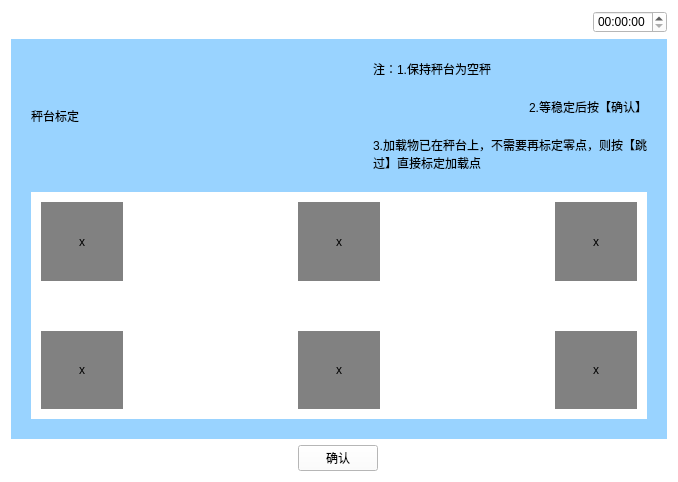
Above: WeighSensor/biaoding.ui from xsw258x2s5w8/WeightSensor before the change. Below: the same form after it.
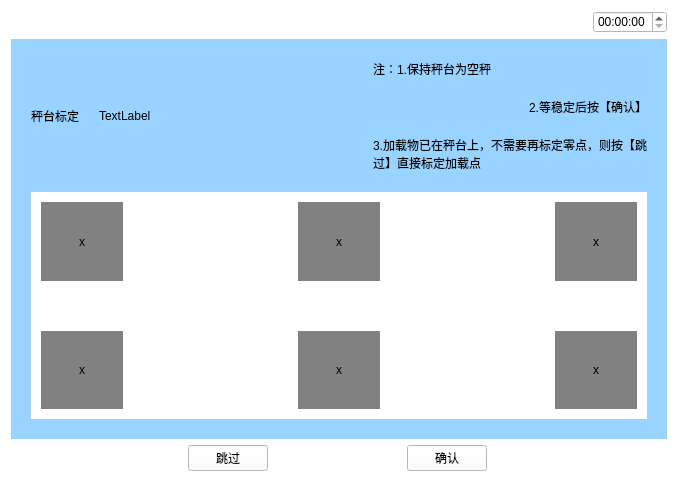
That is the form after the change. Icons and pictures are not drawn.

What changed in the file:
```diff
--- a/WeighSensor/biaoding.ui
+++ b/WeighSensor/biaoding.ui
@@ -123,6 +123,13 @@
           </property>
          </widget>
         </item>
+        <item>
+         <widget class="QLabel" name="label_steedy">
+          <property name="text">
+           <string>TextLabel</string>
+          </property>
+         </widget>
+        </item>
         <item>
          <spacer name="horizontalSpacer">
           <property name="orientation">
@@ -317,6 +324,26 @@
        </property>
       </spacer>
      </item>
+     <item>
+      <widget class="QPushButton" name="skipBtn">
+       <property name="text">
+        <string>跳过</string>
+       </property>
+      </widget>
+     </item>
+     <item>
+      <spacer name="horizontalSpacer_5">
+       <property name="orientation">
+        <enum>Qt::Horizontal</enum>
+       </property>
+       <property name="sizeHint" stdset="0">
+        <size>
+         <width>40</width>
+         <height>20</height>
+        </size>
+       </property>
+      </spacer>
+     </item>
      <item>
       <widget class="QPushButton" name="confirm">
        <property name="text">
```
Left out of the diff: 2 changed lines with no effect on the pictures.
